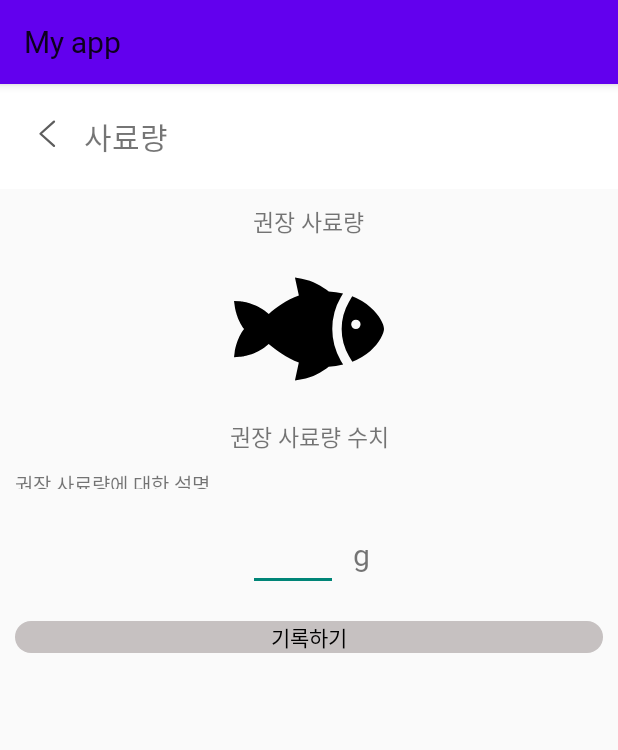
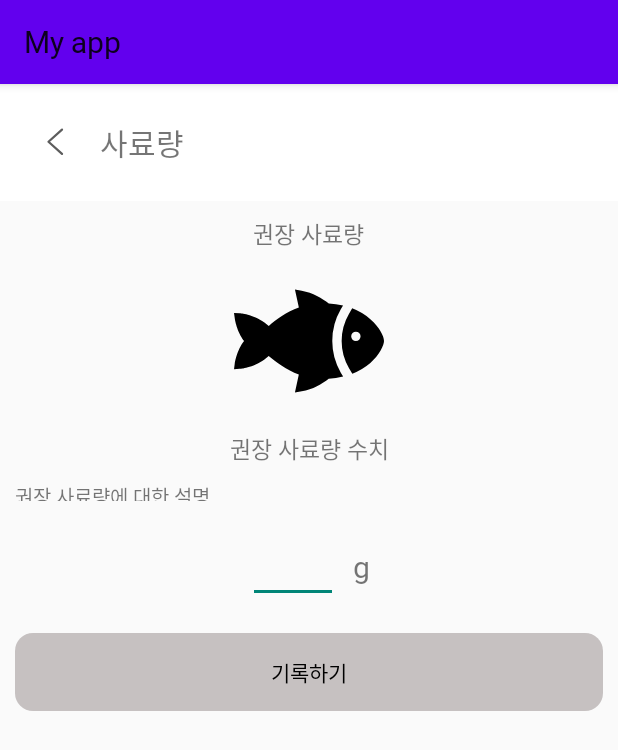
Before and after one commit to erica2512/final_project, an Android app: the FeedActicity screen opened directly, with no data from a screen before it, on a phone screen of 412 x 824 dp. Shown: the top 750 px of the screen. Run offline under Robolectric (Android 15) with nearby library versions, the phone set to English and light mode, and no system bars.

Commit message:
20220515 commit

```diff
--- a/app/src/main/res/drawable/btn_radius.xml
+++ b/app/src/main/res/drawable/btn_radius.xml
@@ -1,6 +1,6 @@
 <?xml version="1.0" encoding="utf-8"?>
 <shape xmlns:android="http://schemas.android.com/apk/res/android"
-    android:padding="20dp"
+    android:padding="10dp"
     android:shape="rectangle" >
     <solid android:color="#C6C1C1" />
     <corners
--- a/app/src/main/res/values/themes.xml
+++ b/app/src/main/res/values/themes.xml
@@ -31,6 +31,7 @@
 
     <style name="efaButtonStyle" parent="android:Widget.Button">
         <item name="android:fontFamily">@font/gangwon_educationforall_bold</item>
+        <item name="android:padding">15dp</item>
     </style>
 
     <style name="efaEditTextStyle" parent="android:Widget.EditText">
@@ -43,6 +44,7 @@
 
     <style name="efaImageButtonStyle" parent="android:Widget.ImageButton">
         <item name="android:fontFamily">@font/gangwon_educationforall_bold</item>
+        <item name="android:padding">5dp</item>
     </style>
 
     <style name="efaDatePickerStyle" parent="android:Widget.DatePicker">
```
